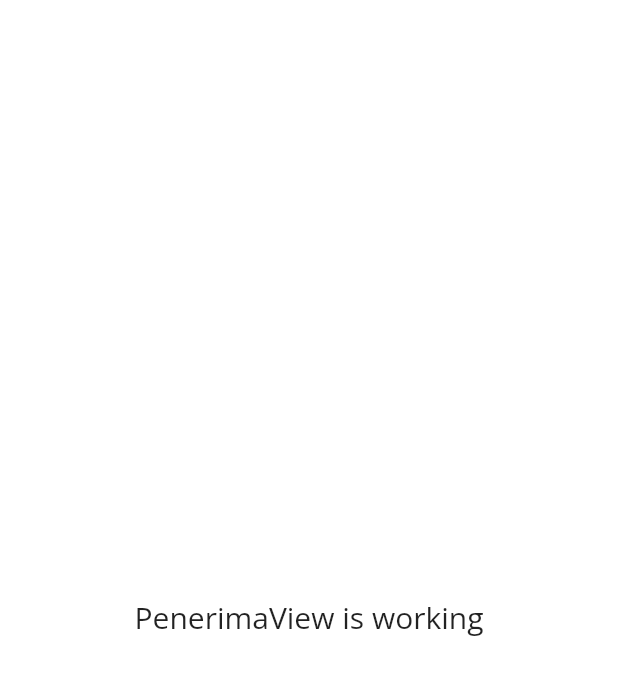
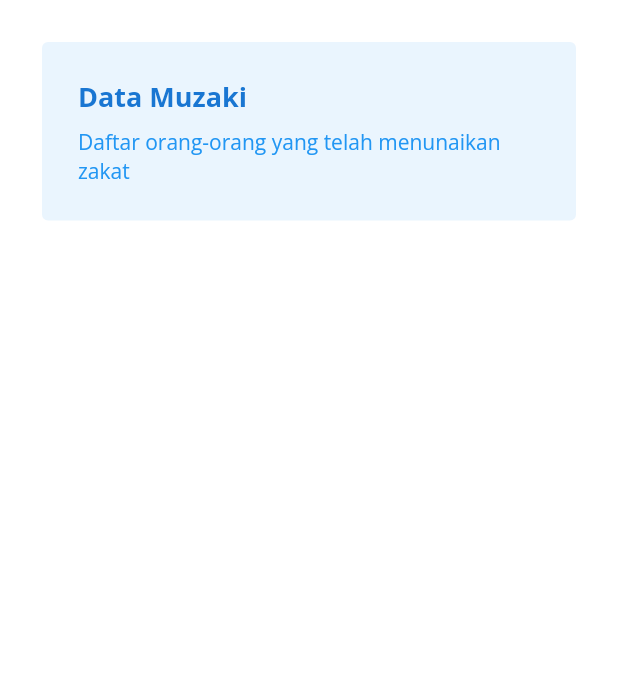
Before and after one commit to bayuirfan52/zakat-apps-desktop, a Flutter app: the PenerimaView screen opened by its route, on a phone screen of 412 x 824 dp. Shown: the top 675 px of the screen. Run offline on Flutter 3.47's test engine with Material 2 defaults, Android fonts, the phone set to English and light mode, and no system bars; drawn by our look-alikes of velocity_x; our stand-ins replace another_flushbar, flutter_html, flutter_masked_text2, get, get_storage, google_fonts and 4 more; missing offline and left inert: esc_pos_bluetooth, side_navigation, ticket_widget; accounts and stored records are empty; statements that could not run were skipped.

```diff
--- a/lib/app/modules/home/home_view.dart
+++ b/lib/app/modules/home/home_view.dart
@@ -70,11 +70,11 @@ class HomeView extends GetView<HomeController> {
               ),
               SideNavigationBarItem(
                 icon: Icons.people,
-                label: 'Penerima',
+                label: 'Data Muzaki',
               ),
               SideNavigationBarItem(
                 icon: Icons.share_location_rounded,
-                label: 'Penyaluran',
+                label: 'Penyaluran Zakat',
               ),
               SideNavigationBarItem(
                 icon: Icons.settings,
--- a/lib/app/modules/penerima/penerima_view.dart
+++ b/lib/app/modules/penerima/penerima_view.dart
@@ -1,20 +1,95 @@
 import 'package:flutter/material.dart';
 
 import 'package:get/get.dart';
+import 'package:google_fonts/google_fonts.dart';
+import 'package:velocity_x/velocity_x.dart';
+import 'package:zakat_apps/app/theme/color.dart';
+import 'package:zakat_apps/app/utils/currency_formatter.dart';
 
 import 'penerima_controller.dart';
 
 class PenerimaView extends GetView<PenerimaController> {
   const PenerimaView({super.key});
+
   @override
   Widget build(BuildContext context) {
     return Scaffold(
-      body: const Center(
-        child: Text(
-          'PenerimaView is working',
-          style: TextStyle(fontSize: 20),
-        ),
-      ),
+      body: VStack([
+        Card(
+          elevation: 0,
+          color: Colors.blue.shade100.withAlpha(80),
+          child: VStack([
+            Text(
+              'Data Muzaki',
+              style: GoogleFonts.openSans(
+                fontSize: 18,
+                color: Colors.blue.shade700,
+                fontWeight: FontWeight.w700,
+              ),
+            ),
+            SizedBox(height: 8),
+            Text(
+              'Daftar orang-orang yang telah menunaikan zakat',
+              style: GoogleFonts.openSans(
+                fontSize: 14,
+                color: Colors.blue.shade500,
+              ),
+            ),
+          ]).p24(),
+        ).wFull(context),
+        SizedBox(height: 24),
+        Obx(
+          () => ListView.builder(
+            itemBuilder: (context, index) {
+              final data = controller.dataFitr[index];
+              return ListTile(
+                contentPadding: EdgeInsets.all(8),
+                leading: Icon(
+                  Icons.person,
+                  color: colorPrimary,
+                  size: 48,
+                ),
+                title: HStack([
+                  Text(
+                    data.name ?? '',
+                    style: GoogleFonts.roboto(
+                      fontSize: 14,
+                      fontWeight: FontWeight.w500,
+                    ),
+                  ),
+                  Spacer(),
+                  Text(
+                    data.address ?? '',
+                    style: GoogleFonts.roboto(
+                      fontSize: 12,
+                      fontWeight: FontWeight.normal,
+                    ),
+                  ),
+                ]),
+                subtitle: HStack([
+                  Text(
+                    'Jumlah orang: ${data.count}',
+                    style: GoogleFonts.roboto(
+                      fontSize: 12,
+                      fontWeight: FontWeight.normal,
+                    ),
+                  ),
+                  Spacer(),
+                  Text(
+                    rupiah(data.price ?? 0),
+                    style: GoogleFonts.roboto(
+                      fontSize: 14,
+                      fontWeight: FontWeight.w500,
+                      color: colorText,
+                    ),
+                  ),
+                ]),
+              );
+            },
+            itemCount: controller.dataFitr.length,
+          ).expand(),
+        )
+      ]).p24(),
     );
   }
 }
--- a/lib/app/modules/receipt/receipt_fitrah/receipt_view.dart
+++ b/lib/app/modules/receipt/receipt_fitrah/receipt_view.dart
@@ -161,7 +161,7 @@ class ReceiptView extends GetView<ReceiptController> {
           ]),
           SizedBox(height: 24),
           ExButtonDefault(
-            onPressed: () {},
+            onPressed: () => controller.print(),
             label: 'Cetak',
           ).wFull(context)
         ]),
--- a/lib/app/routes/app_pages.dart
+++ b/lib/app/routes/app_pages.dart
@@ -12,6 +12,8 @@ import '../modules/penyaluran/penyaluran_binding.dart';
 import '../modules/penyaluran/penyaluran_view.dart';
 import '../modules/receipt/receipt_fitrah/receipt_binding.dart';
 import '../modules/receipt/receipt_fitrah/receipt_view.dart';
+import '../modules/receipt/receipt_maal/receipt_maal_binding.dart';
+import '../modules/receipt/receipt_maal/receipt_maal_view.dart';
 import '../modules/settings/settings_binding.dart';
 import '../modules/settings/settings_view.dart';
 import '../modules/zakat/zakat_binding.dart';
@@ -83,5 +85,10 @@ class AppPages {
       page: () => const PenerimaView(),
       binding: PenerimaBinding(),
     ),
+    GetPage(
+      name: _Paths.RECEIPT_MAAL,
+      page: () => const ReceiptMaalView(),
+      binding: ReceiptMaalBinding(),
+    ),
   ];
 }
--- a/lib/app/routes/app_routes.dart
+++ b/lib/app/routes/app_routes.dart
@@ -13,6 +13,7 @@ abstract class Routes {
   static const PENERIMA = _Paths.PENERIMA;
   static const ZAKAT_MAAL = _Paths.ZAKAT + _Paths.ZAKAT_MAAL;
   static const RECEIPT = _Paths.ZAKAT + _Paths.RECEIPT_FITR;
+  static const RECEIPT_MAAL = _Paths.RECEIPT + _Paths.RECEIPT_MAAL;
 }
 
 abstract class _Paths {
@@ -27,4 +28,6 @@ abstract class _Paths {
   static const PENERIMA = '/penerima';
   static const ZAKAT_MAAL = '/zakat-maal';
   static const RECEIPT_FITR = '/receipt-fitr';
+  static const RECEIPT_MAAL = '/receipt-maal';
+  static const RECEIPT = '/receipt';
 }
--- a/lib/main.dart
+++ b/lib/main.dart
@@ -5,6 +5,7 @@ import 'package:flutter/services.dart';
 import 'package:get/get.dart';
 import 'package:get_storage/get_storage.dart';
 import 'package:hive_flutter/hive_flutter.dart';
+import 'package:path_provider/path_provider.dart';
 import 'package:zakat_apps/app/data/database.dart';
 import 'package:zakat_apps/app/routes/app_pages.dart';
 import 'package:zakat_apps/app/theme/app_theme.dart';
@@ -15,10 +16,11 @@ Future<void> main() async {
     () async {
       SystemChrome.setSystemUIOverlayStyle(SystemUiOverlayStyle(statusBarColor: colorPrimary));
       WidgetsFlutterBinding.ensureInitialized();
+      final dir = await getApplicationSupportDirectory();
+      await Hive.initFlutter(dir.path);
+      await Database.databaseInit();
       await GetStorage.init();
       Get.lazyPut<GetStorage>(() => GetStorage());
-      await Hive.initFlutter();
-      await Database.databaseInit();
 
       runApp(ZakatApps());
     },
```
Also changed, not shown: lib/app/modules/penerima/penerima_controller.dart (+5 -14 lines), lib/app/modules/receipt/receipt_fitrah/receipt_controller.dart (+20 -0 lines), lib/app/modules/receipt/receipt_maal/receipt_maal_binding.dart (added, +12 -0 lines), lib/app/modules/receipt/receipt_maal/receipt_maal_controller.dart (added, +8 -0 lines), lib/app/modules/receipt/receipt_maal/receipt_maal_view.dart (added, +24 -0 lines), pubspec.yaml (+11 -3 lines), pubspec.lock, 4 other files.
